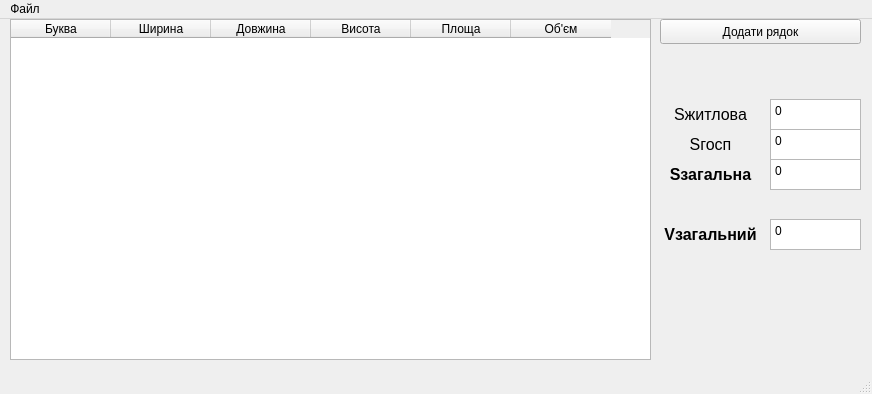
The window that form.ui (Alex482Ukr/calcarea) describes before a commit, drawn with Qt 5.
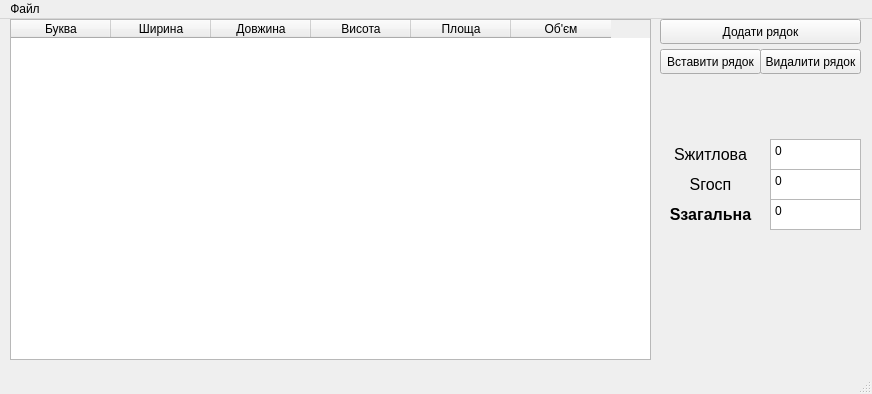
The same window after the commit.

Patch:
```diff
--- a/form.ui
+++ b/form.ui
@@ -71,7 +71,7 @@
     <property name="geometry">
      <rect>
       <x>770</x>
-      <y>80</y>
+      <y>120</y>
       <width>91</width>
       <height>31</height>
      </rect>
@@ -91,7 +91,7 @@
     <property name="geometry">
      <rect>
       <x>660</x>
-      <y>80</y>
+      <y>120</y>
       <width>101</width>
       <height>31</height>
      </rect>
@@ -112,7 +112,7 @@
     <property name="geometry">
      <rect>
       <x>660</x>
-      <y>110</y>
+      <y>150</y>
       <width>101</width>
       <height>31</height>
      </rect>
@@ -133,7 +133,7 @@
     <property name="geometry">
      <rect>
       <x>770</x>
-      <y>110</y>
+      <y>150</y>
       <width>91</width>
       <height>31</height>
      </rect>
@@ -153,7 +153,7 @@
     <property name="geometry">
      <rect>
       <x>660</x>
-      <y>140</y>
+      <y>180</y>
       <width>101</width>
       <height>31</height>
      </rect>
@@ -175,7 +175,7 @@
     <property name="geometry">
      <rect>
       <x>770</x>
-      <y>140</y>
+      <y>180</y>
       <width>91</width>
       <height>31</height>
      </rect>
@@ -191,46 +191,30 @@
 &lt;p style=&quot; margin-top:0px; margin-bottom:0px; margin-left:0px; margin-right:0px; -qt-block-indent:0; text-indent:0px;&quot;&gt;0&lt;/p&gt;&lt;/body&gt;&lt;/html&gt;</string>
     </property>
    </widget>
-   <widget class="QTextBrowser" name="volume_total">
-    <property name="geometry">
-     <rect>
-      <x>770</x>
-      <y>200</y>
-      <width>91</width>
-      <height>31</height>
-     </rect>
-    </property>
-    <property name="html">
-     <string>&lt;!DOCTYPE HTML PUBLIC &quot;-//W3C//DTD HTML 4.0//EN&quot; &quot;http://www.w3.org/TR/REC-html40/strict.dtd&quot;&gt;
-&lt;html&gt;&lt;head&gt;&lt;meta name=&quot;qrichtext&quot; content=&quot;1&quot; /&gt;&lt;meta charset=&quot;utf-8&quot; /&gt;&lt;style type=&quot;text/css&quot;&gt;
-p, li { white-space: pre-wrap; }
-hr { height: 1px; border-width: 0; }
-li.unchecked::marker { content: &quot;\2610&quot;; }
-li.checked::marker { content: &quot;\2612&quot;; }
-&lt;/style&gt;&lt;/head&gt;&lt;body style=&quot; font-family:'Sans Serif'; font-size:9pt; font-weight:400; font-style:normal;&quot;&gt;
-&lt;p style=&quot; margin-top:0px; margin-bottom:0px; margin-left:0px; margin-right:0px; -qt-block-indent:0; text-indent:0px;&quot;&gt;0&lt;/p&gt;&lt;/body&gt;&lt;/html&gt;</string>
-    </property>
-   </widget>
-   <widget class="QLabel" name="label_6">
+   <widget class="QPushButton" name="button_insert_row">
     <property name="geometry">
      <rect>
       <x>660</x>
-      <y>200</y>
+      <y>30</y>
       <width>101</width>
-      <height>31</height>
+      <height>25</height>
      </rect>
     </property>
-    <property name="font">
-     <font>
-      <pointsize>12</pointsize>
-      <bold>true</bold>
-     </font>
-    </property>
     <property name="text">
-     <string>Vзагальний</string>
+     <string>Вставити рядок</string>
     </property>
-    <property name="alignment">
-     <set>Qt::AlignCenter</set>
+   </widget>
+   <widget class="QPushButton" name="button_remove_row">
+    <property name="geometry">
+     <rect>
+      <x>760</x>
+      <y>30</y>
+      <width>101</width>
+      <height>25</height>
+     </rect>
+    </property>
+    <property name="text">
+     <string>Видалити рядок</string>
     </property>
    </widget>
   </widget>
```
Left out of the diff: 2 changed lines with no effect on the pictures.
